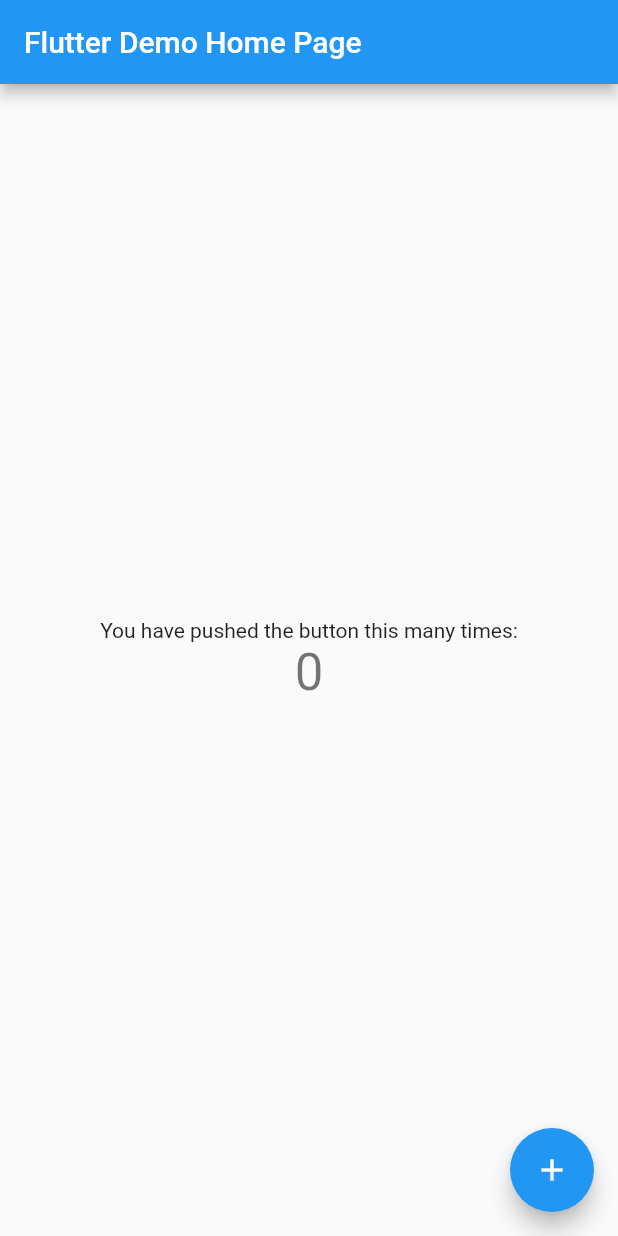
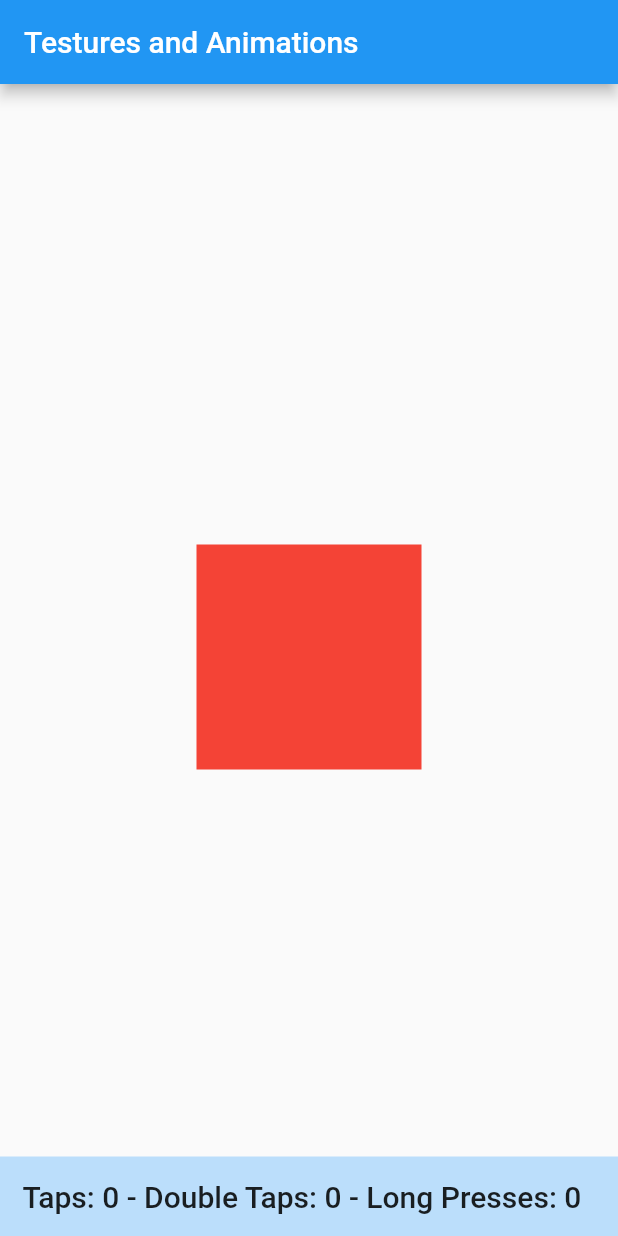
Before and after one commit to ChidiChuks/square, a Flutter app: the screen it shows after launch, on a phone screen of 412 x 824 dp. Run offline on Flutter 3.47's test engine with Material 2 defaults, Android fonts, the phone set to English and light mode, and no system bars.

Commit message:
creating the user interface of the square animation app with stack widget

```diff
--- a/lib/main.dart
+++ b/lib/main.dart
@@ -7,105 +7,73 @@ class MyApp extends StatelessWidget {
   @override
   Widget build(BuildContext context) {
     return MaterialApp(
-      title: 'Flutter Demo',
+      title: 'Gestures and Animations',
       theme: ThemeData(
-        // This is the theme of your application.
-        //
-        // Try running your application with "flutter run". You'll see the
-        // application has a blue toolbar. Then, without quitting the app, try
-        // changing the primarySwatch below to Colors.green and then invoke
-        // "hot reload" (press "r" in the console where you ran "flutter run",
-        // or simply save your changes to "hot reload" in a Flutter IDE).
-        // Notice that the counter didn't reset back to zero; the application
-        // is not restarted.
         primarySwatch: Colors.blue,
       ),
-      home: MyHomePage(title: 'Flutter Demo Home Page'),
+      home: MyHomePage(),
     );
   }
 }
 
 class MyHomePage extends StatefulWidget {
-  MyHomePage({Key key, this.title}) : super(key: key);
-
-  // This widget is the home page of your application. It is stateful, meaning
-  // that it has a State object (defined below) that contains fields that affect
-  // how it looks.
-
-  // This class is the configuration for the state. It holds the values (in this
-  // case the title) provided by the parent (in this case the App widget) and
-  // used by the build method of the State. Fields in a Widget subclass are
-  // always marked "final".
-
-  final String title;
 
   @override
   _MyHomePageState createState() => _MyHomePageState();
 }
 
 class _MyHomePageState extends State<MyHomePage> {
-  int _counter = 0;
+  int numTaps = 0;
+  int numDoubleTaps = 0;
+  int numLongPress = 0;
+  double posX = 0.0;
+  double posY = 0.0;
+  double boxSize = 150.0;
 
-  void _incrementCounter() {
+  @override
+  Widget build(BuildContext context) {
+    if (posX == 0.0) {
+      center(context);
+    }
+    return Scaffold(
+      appBar: AppBar(
+        title: Text("Testures and Animations"),
+      ),
+      body: Stack(
+        children: <Widget>[
+          Positioned(
+            left: posX,
+            top: posY,
+            child: Container(
+              width: boxSize,
+              height: boxSize,
+              decoration: BoxDecoration(
+                color: Colors.red,
+              ),
+            ),
+          ),
+        ],
+      ),
+      bottomNavigationBar: Material(
+        color: Theme.of(context).primaryColorLight,
+        child: Padding(
+          padding: EdgeInsets.all(15.0),
+          child: Text("Taps: $numTaps - Double Taps: $numDoubleTaps - Long Presses: $numLongPress",
+            style: Theme.of(context).textTheme.title,
+          ),
+        ),
+      ),
+    );
+  }
+
+  void center(BuildContext context) {
+    posX = (MediaQuery.of(context).size.width / 2) - boxSize / 2;
+    posY = (MediaQuery.of(context).size.height / 2) - boxSize / 2 - 30.0;
+
     setState(() {
-      // This call to setState tells the Flutter framework that something has
-      // changed in this State, which causes it to rerun the build method below
-      // so that the display can reflect the updated values. If we changed
-      // _counter without calling setState(), then the build method would not be
-      // called again, and so nothing would appear to happen.
-      _counter++;
+      posX = posX;
+      posY = posY;
     });
   }
 
-  @override
-  Widget build(BuildContext context) {
-    // This method is rerun every time setState is called, for instance as done
-    // by the _incrementCounter method above.
-    //
-    // The Flutter framework has been optimized to make rerunning build methods
-    // fast, so that you can just rebuild anything that needs updating rather
-    // than having to individually change instances of widgets.
-    return Scaffold(
-      appBar: AppBar(
-        // Here we take the value from the MyHomePage object that was created by
-        // the App.build method, and use it to set our appbar title.
-        title: Text(widget.title),
-      ),
-      body: Center(
-        // Center is a layout widget. It takes a single child and positions it
-        // in the middle of the parent.
-        child: Column(
-          // Column is also a layout widget. It takes a list of children and
-          // arranges them vertically. By default, it sizes itself to fit its
-          // children horizontally, and tries to be as tall as its parent.
-          //
-          // Invoke "debug painting" (press "p" in the console, choose the
-          // "Toggle Debug Paint" action from the Flutter Inspector in Android
-          // Studio, or the "Toggle Debug Paint" command in Visual Studio Code)
-          // to see the wireframe for each widget.
-          //
-          // Column has various properties to control how it sizes itself and
-          // how it positions its children. Here we use mainAxisAlignment to
-          // center the children vertically; the main axis here is the vertical
-          // axis because Columns are vertical (the cross axis would be
-          // horizontal).
-          mainAxisAlignment: MainAxisAlignment.center,
-          children: <Widget>[
-            Text(
-              'You have pushed the button this many times:',
-            ),
-            Text(
-              '$_counter',
-              style: Theme.of(context).textTheme.display1,
-            ),
-          ],
-        ),
-      ),
-      floatingActionButton: FloatingActionButton(
-        onPressed: _incrementCounter,
-        tooltip: 'Increment',
-        child: Icon(Icons.add),
-      ), // This trailing comma makes auto-formatting nicer for build methods.
-    );
-  }
 }
```
